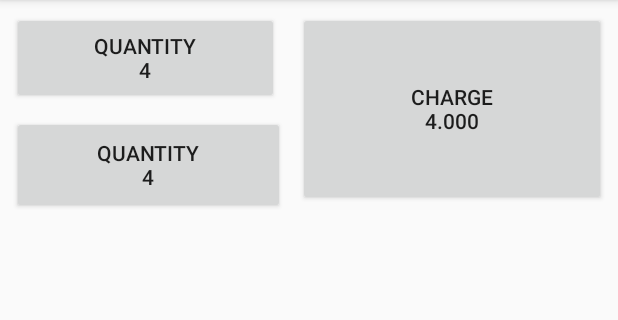
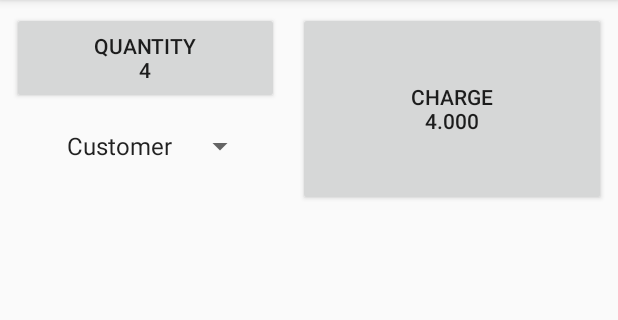
Before and after one commit to darellhendry/cashier_point, an Android app: the screen it shows after launch (MainActivity), on a phone screen of 412 x 824 dp, the part 84-404 px from its top. Run offline under Robolectric (Android 15) with nearby library versions, the phone set to English and light mode, and no system bars; our stand-ins replace Firebase (no records; nobody signed in at launch, a user with empty details on screens opened directly), navigation-ui; 2 statements that could not run were skipped.

Commit message:
feat: cashier layouting

```diff
--- /dev/null
+++ b/app/src/main/java/id/ac/ui/cs/mobileprogramming/darellhendry/cashierpoint/model/repository/CustomerRepository.java
@@ -0,0 +1,54 @@
+package id.ac.ui.cs.mobileprogramming.darellhendry.cashierpoint.model.repository;
+
+import androidx.arch.core.util.Function;
+import androidx.lifecycle.LiveData;
+import androidx.lifecycle.Transformations;
+
+import com.google.firebase.database.DataSnapshot;
+import com.google.firebase.database.DatabaseReference;
+import com.google.firebase.database.FirebaseDatabase;
+
+import java.util.ArrayList;
+import java.util.List;
+
+import id.ac.ui.cs.mobileprogramming.darellhendry.cashierpoint.model.Customer;
+import id.ac.ui.cs.mobileprogramming.darellhendry.cashierpoint.model.FirebaseQueryLiveData;
+import id.ac.ui.cs.mobileprogramming.darellhendry.cashierpoint.model.Item;
+
+public class CustomerRepository {
+
+    private static final DatabaseReference CUSTOMER_REF =
+            FirebaseDatabase.getInstance().getReference("/customer");
+    private final FirebaseQueryLiveData liveData = new FirebaseQueryLiveData(CUSTOMER_REF);
+    private final LiveData<List<Customer>> itemsLiveData =
+            Transformations.map(liveData, new CustomerRepository.Deserializer());
+
+
+    private class Deserializer implements Function<DataSnapshot, List<Customer>> {
+        @Override
+        public List<Customer> apply(DataSnapshot dataSnapshot) {
+            List<Customer> getItems = new ArrayList<>();
+            for (DataSnapshot snapshot: dataSnapshot.getChildren()) {
+                getItems.add(snapshot.getValue(Customer.class));
+            }
+            return getItems;
+        }
+    }
+
+    public LiveData<List<Customer>> getCustomersLiveData() {
+        return itemsLiveData;
+    }
+
+    public void insertCustomer(Customer customer) {
+        CUSTOMER_REF.child(encodeUserEmail(customer.getEmail())).setValue(customer);
+    }
+
+    static String encodeUserEmail(String userEmail) {
+        return userEmail.replace(".", ",");
+    }
+
+    static String decodeUserEmail(String userEmail) {
+        return userEmail.replace(",", ".");
+    }
+
+}
--- a/app/src/main/java/id/ac/ui/cs/mobileprogramming/darellhendry/cashierpoint/ui/cashier/CashierFragment.java
+++ b/app/src/main/java/id/ac/ui/cs/mobileprogramming/darellhendry/cashierpoint/ui/cashier/CashierFragment.java
@@ -8,56 +8,46 @@ import android.view.MenuInflater;
 import android.view.MenuItem;
 import android.view.View;
 import android.view.ViewGroup;
+import android.widget.ArrayAdapter;
+import android.widget.Spinner;
+import android.widget.SpinnerAdapter;
 import android.widget.TextView;
+import android.widget.Toast;
 
 import androidx.annotation.NonNull;
 import androidx.annotation.Nullable;
 import androidx.fragment.app.Fragment;
+import androidx.lifecycle.LiveData;
 import androidx.lifecycle.Observer;
+import androidx.lifecycle.ViewModelProvider;
 import androidx.lifecycle.ViewModelProviders;
+import androidx.recyclerview.widget.LinearLayoutManager;
+import androidx.recyclerview.widget.RecyclerView;
 
 import com.google.firebase.storage.FirebaseStorage;
 import com.google.firebase.storage.StorageReference;
 
+import java.util.List;
+
 import id.ac.ui.cs.mobileprogramming.darellhendry.cashierpoint.MainActivity;
 import id.ac.ui.cs.mobileprogramming.darellhendry.cashierpoint.R;
+import id.ac.ui.cs.mobileprogramming.darellhendry.cashierpoint.model.Customer;
+import id.ac.ui.cs.mobileprogramming.darellhendry.cashierpoint.model.Item;
+import id.ac.ui.cs.mobileprogramming.darellhendry.cashierpoint.ui.customer.CustomerViewModel;
+import id.ac.ui.cs.mobileprogramming.darellhendry.cashierpoint.ui.item.ItemAdapter;
 import id.ac.ui.cs.mobileprogramming.darellhendry.cashierpoint.ui.item.ItemViewModel;
+import id.ac.ui.cs.mobileprogramming.darellhendry.cashierpoint.utils.NetworkUtils;
 
 public class CashierFragment extends Fragment {
 
     private CashierViewModel cashierViewModel;
+    private CustomerViewModel customerViewModel;
+    private ItemViewModel itemViewModel;
 
     @Override
     public void onCreate(@Nullable Bundle savedInstanceState) {
         super.onCreate(savedInstanceState);
         setHasOptionsMenu(true);
-
-        FirebaseStorage storage = FirebaseStorage.getInstance("gs://cashier-point.appspot.com");
-
-        // Points to the root reference
-        StorageReference storageRef = storage.getReference();
-        Log.d("test", String.valueOf(storageRef));
-        // Points to "images"
-        StorageReference imagesRef = storageRef.child("images");
-        Log.d("test", String.valueOf(imagesRef));
-
-        // Points to "images/space.jpg"
-        // Note that you can use variables to create child values
-        String fileName = "store.png";
-        StorageReference spaceRef = imagesRef.child(fileName);
-        Log.d("test", String.valueOf(spaceRef));
-
-        // File path is "images/space.jpg"
-        String path = spaceRef.getPath();
-        Log.d("test", String.valueOf(path));
-
-        // File name is "space.jpg"
-        String name = spaceRef.getName();
-        Log.d("test", String.valueOf(name));
-
-        // Points to "images"
-        imagesRef = spaceRef.getParent();
-        Log.d("test", String.valueOf(imagesRef));
     }
 
     @Override
@@ -79,8 +69,39 @@ public class CashierFragment extends Fragment {
 
     public View onCreateView(@NonNull LayoutInflater inflater,
                              ViewGroup container, Bundle savedInstanceState) {
-        cashierViewModel = ViewModelProviders.of(this).get(CashierViewModel.class);
+        cashierViewModel = new ViewModelProvider(this).get(CashierViewModel.class);
+        customerViewModel = new ViewModelProvider(this).get(CustomerViewModel.class);
+        itemViewModel = new ViewModelProvider(this).get(ItemViewModel.class);
         View root = inflater.inflate(R.layout.fragment_cashier, container, false);
+
+        if (!NetworkUtils.isNetworkConnected(getActivity())){
+            Toast.makeText(getContext(), "No Internet Connection", Toast.LENGTH_SHORT).show();
+            return root;
+        }
+
+        final Spinner spinner = root.findViewById(R.id.spinner);
+        customerViewModel.getCustomers().observe(getViewLifecycleOwner(), new Observer<List<Customer>>() {
+            @Override
+            public void onChanged(List<Customer> customers) {
+                SpinnerAdapter spinnerAdapter = new ArrayAdapter(getContext(), R.layout.support_simple_spinner_dropdown_item, customers);
+                spinner.setAdapter(spinnerAdapter);
+            }
+        });
+
+        RecyclerView recyclerView = root.findViewById(R.id.item_recycle_view);
+        recyclerView.setLayoutManager(new LinearLayoutManager(getContext()));
+        recyclerView.setHasFixedSize(true);
+        final ItemAdapter itemAdapter = new ItemAdapter();
+        recyclerView.setAdapter(itemAdapter);
+
+        LiveData<List<Item>> itemsLiveData = itemViewModel.getItems();
+        itemsLiveData.observe(getViewLifecycleOwner(), new Observer<List<Item>>() {
+            @Override
+            public void onChanged(List<Item> items) {
+                itemAdapter.setItems(items);
+            }
+        });
+
         return root;
     }
 }
--- a/app/src/main/java/id/ac/ui/cs/mobileprogramming/darellhendry/cashierpoint/ui/customer/CustomerViewModel.java
+++ b/app/src/main/java/id/ac/ui/cs/mobileprogramming/darellhendry/cashierpoint/ui/customer/CustomerViewModel.java
@@ -4,16 +4,26 @@ import androidx.lifecycle.LiveData;
 import androidx.lifecycle.MutableLiveData;
 import androidx.lifecycle.ViewModel;
 
+import java.util.List;
+
+import id.ac.ui.cs.mobileprogramming.darellhendry.cashierpoint.model.Customer;
+import id.ac.ui.cs.mobileprogramming.darellhendry.cashierpoint.model.Item;
+import id.ac.ui.cs.mobileprogramming.darellhendry.cashierpoint.model.repository.CustomerRepository;
+import id.ac.ui.cs.mobileprogramming.darellhendry.cashierpoint.model.repository.ItemRepository;
+
 public class CustomerViewModel extends ViewModel {
 
-    private MutableLiveData<String> mText;
+    private CustomerRepository repository;
 
     public CustomerViewModel() {
-        mText = new MutableLiveData<>();
-        mText.setValue("This is slideshow fragment");
+        this.repository = new CustomerRepository();
     }
 
-    public LiveData<String> getText() {
-        return mText;
+    public LiveData<List<Customer>> getCustomers() {
+        return repository.getCustomersLiveData();
+    }
+
+    public void insert(Customer customer){
+        repository.insertCustomer(customer);
     }
 }
--- /dev/null
+++ b/app/src/main/java/id/ac/ui/cs/mobileprogramming/darellhendry/cashierpoint/utils/NetworkUtils.java
@@ -0,0 +1,24 @@
+package id.ac.ui.cs.mobileprogramming.darellhendry.cashierpoint.utils;
+
+import android.content.Context;
+import android.net.ConnectivityManager;
+import android.net.NetworkInfo;
+
+import androidx.fragment.app.FragmentActivity;
+
+public class NetworkUtils {
+
+    public static boolean isNetworkConnected(FragmentActivity fragmentActivity) {
+        ConnectivityManager connMgr = (ConnectivityManager) fragmentActivity
+                .getSystemService(Context.CONNECTIVITY_SERVICE);
+
+        NetworkInfo networkInfo = connMgr.getActiveNetworkInfo();
+
+        if (networkInfo != null && networkInfo.isConnected()) {
+            return true;
+        } else {
+            // display error
+            return false;
+        }
+    }
+}
--- a/app/src/main/res/layout/fragment_cashier.xml
+++ b/app/src/main/res/layout/fragment_cashier.xml
@@ -26,17 +26,27 @@
         app:layout_constraintStart_toStartOf="parent"
         app:layout_constraintTop_toTopOf="parent" />
 
-    <Button
-        android:id="@+id/button3"
-        android:layout_width="182dp"
-        android:layout_height="65dp"
+    <Spinner
+        android:id="@+id/spinner"
+        android:layout_width="wrap_content"
+        android:layout_height="wrap_content"
         android:layout_marginStart="8dp"
-        android:layout_marginTop="8dp"
-        android:layout_marginEnd="47dp"
-        android:text="Quantity\n4"
+        android:layout_marginTop="16dp"
+        android:entries="@array/placeholder_spinner"
+        android:minWidth="100dp"
         app:layout_constraintEnd_toStartOf="@+id/button"
-        app:layout_constraintHorizontal_bias="0.0"
         app:layout_constraintStart_toStartOf="parent"
         app:layout_constraintTop_toBottomOf="@+id/button2" />
 
+    <androidx.recyclerview.widget.RecyclerView
+        android:id="@+id/item_recycle_view"
+        android:layout_width="wrap_content"
+        android:layout_height="wrap_content"
+        android:layout_marginTop="32dp"
+        app:layout_constraintEnd_toEndOf="parent"
+        app:layout_constraintHorizontal_bias="1.0"
+        app:layout_constraintStart_toStartOf="parent"
+        app:layout_constraintTop_toBottomOf="@+id/button"
+        tools:listitem="@layout/fragment_item_card" />
+
 </androidx.constraintlayout.widget.ConstraintLayout>
--- a/app/src/main/res/values/strings.xml
+++ b/app/src/main/res/values/strings.xml
@@ -26,4 +26,8 @@
     <string name="menu_receipt">Receipt</string>
     <string name="action_save">Save</string>
     <string name="text_search">Search</string>
+
+    <string-array name="placeholder_spinner">
+        <item>Customer</item>
+    </string-array>
 </resources>
```
Also changed, not shown: app/src/main/java/id/ac/ui/cs/mobileprogramming/darellhendry/cashierpoint/model/Customer.java (added, +34 -0 lines), app/src/main/java/id/ac/ui/cs/mobileprogramming/darellhendry/cashierpoint/model/repository/ItemRepository.java (+53 -3 lines), app/src/main/java/id/ac/ui/cs/mobileprogramming/darellhendry/cashierpoint/ui/customer/AddCustomerFragment.java (+22 -1 lines), app/src/main/java/id/ac/ui/cs/mobileprogramming/darellhendry/cashierpoint/ui/customer/CustomerAdapter.java (added, +60 -0 lines), app/src/main/java/id/ac/ui/cs/mobileprogramming/darellhendry/cashierpoint/ui/customer/CustomerFragment.java (+30 -6 lines), app/src/main/java/id/ac/ui/cs/mobileprogramming/darellhendry/cashierpoint/ui/item/AddItemFragment.java (+69 -59 lines), app/src/main/java/id/ac/ui/cs/mobileprogramming/darellhendry/cashierpoint/ui/item/ItemAdapter.java (+7 -2 lines), app/src/main/java/id/ac/ui/cs/mobileprogramming/darellhendry/cashierpoint/ui/item/ItemFragment.java (+18 -18 lines), app/src/main/java/id/ac/ui/cs/mobileprogramming/darellhendry/cashierpoint/ui/item/ItemViewModel.java (+23 -2 lines), app/src/main/res/layout/fragment_add_customer.xml (+25 -6 lines), app/src/main/res/layout/fragment_customer.xml (+7 -13 lines), app/src/main/res/layout/fragment_customer_card.xml (added, +33 -0 lines).
